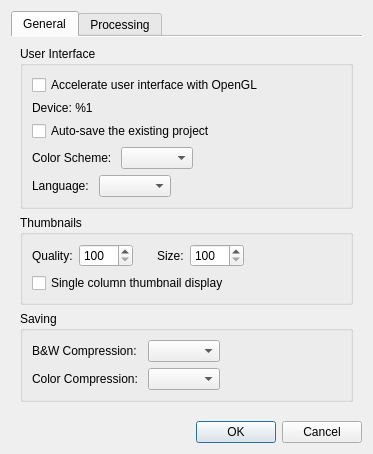
Before: the Qt Designer form src/app/SettingsDialog.ui in 4lex4/scantailor-advanced, drawn with Qt 5.
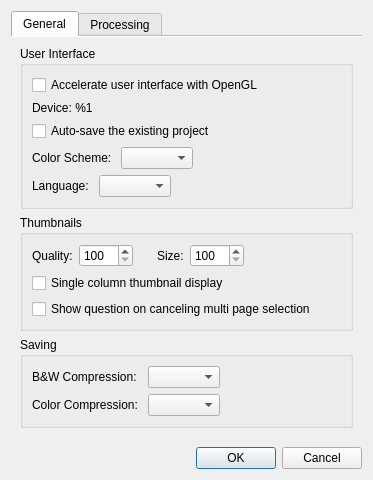
After: the same form once the commit is applied.

Commit message: ~ Implement multi selection mode feature and a question on canceling multi page selection

What changed in the file:
```diff
--- a/src/app/SettingsDialog.ui
+++ b/src/app/SettingsDialog.ui
@@ -7,7 +7,7 @@
     <x>0</x>
     <y>0</y>
     <width>337</width>
-    <height>419</height>
+    <height>442</height>
    </rect>
   </property>
   <property name="windowTitle">
@@ -214,6 +214,13 @@
             </property>
            </widget>
           </item>
+          <item>
+           <widget class="QCheckBox" name="cancelingSelectionQuestionCB">
+            <property name="text">
+             <string>Show question on canceling multi page selection</string>
+            </property>
+           </widget>
+          </item>
          </layout>
         </widget>
        </item>
```
The commit also changes 6 other files.
